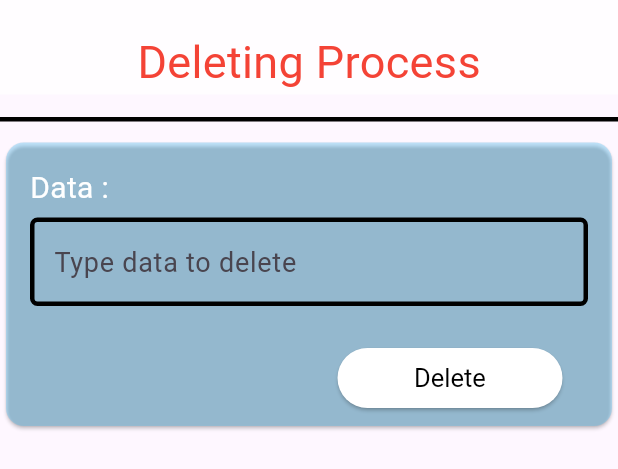
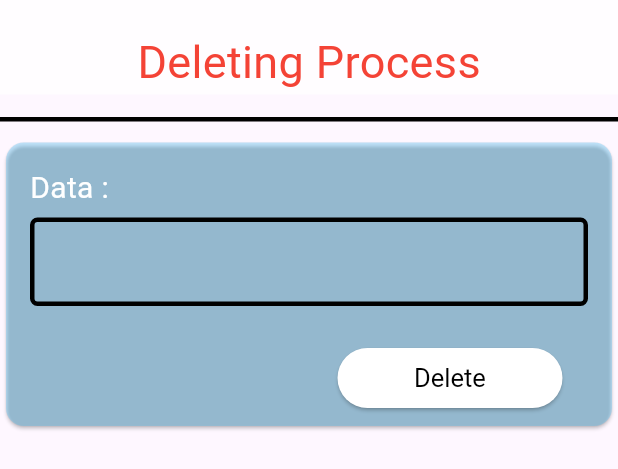
Before and after one commit to AhmetEminSaglik/SearchNode-ws-web, a Flutter app: the DeleteTab widget shown alone on an empty page, opened directly, on a phone screen of 412 x 824 dp. Shown: the top 469 px of the screen. Run offline on Flutter 3.47's test engine with Material 3 defaults, Android fonts, the phone set to English and light mode, and no system bars; our stand-ins replace get_it; network calls fail.

Commit message:
Custom card is created

```diff
--- /dev/null
+++ b/flutter_web_searchnode/lib/product/custom_card.dart
@@ -0,0 +1,23 @@
+import 'package:flutter/material.dart';
+import 'package:flutter_web_searchnode/tools/CustomColors.dart';
+
+/*getCustomCard({required Widget child}) {
+  return Card(
+    color: CustomColors.opacityLightBlue,
+    child: child,
+  );
+}*/
+
+class CustomCard extends StatelessWidget {
+  final Widget child;
+
+  CustomCard({required this.child});
+
+  @override
+  Widget build(BuildContext context) {
+    return Card(
+      color: CustomColors.opacityLightBlue,
+      child: child,
+    );
+  }
+}
--- a/flutter_web_searchnode/lib/product/custom_edittext_with_title.dart
+++ b/flutter_web_searchnode/lib/product/custom_edit_text_with_title.dart
@@ -27,7 +27,7 @@ Widget CustomTextField({required TextEditingController controller, String hintTe
       focusedBorder: OutlineInputBorder(
           borderRadius: BorderRadius.circular(_borderRadious),
           borderSide:
-              const BorderSide(width: _borderWidth, color: Colors.blue)),
+              const BorderSide(width: _borderWidth, color: Colors.white)),
       enabledBorder: OutlineInputBorder(
           borderRadius: BorderRadius.circular(_borderRadious),
           borderSide:
--- a/flutter_web_searchnode/lib/product/custom_text_style.dart
+++ b/flutter_web_searchnode/lib/product/custom_text_style.dart
@@ -1,7 +1,8 @@
 import 'package:flutter/material.dart';
+import 'package:flutter_web_searchnode/tools/CustomColors.dart';
 
 TextStyle CustomTextStyleForInput() {
-  return TextStyle(fontSize: 18);
+  return TextStyle(fontSize: 18,color: CustomColors.white);
 }
 
 TextStyle CustomTextStyleForResultMsg(/*bool success*/) {
--- a/flutter_web_searchnode/lib/tools/CustomColors.dart
+++ b/flutter_web_searchnode/lib/tools/CustomColors.dart
@@ -2,6 +2,7 @@ import 'package:flutter/material.dart';
 
 class CustomColors {
   static Color opacityLightBlue = Colors.lightBlueAccent.withOpacity(0.3);
-  static Color opacityWhite = Colors.white.withOpacity(0.8);
+  static Color opacityWhite = Colors.white.withOpacity(0.7);
+  static Color white = Colors.white;
 
 }
--- a/flutter_web_searchnode/lib/view/home_page_view.dart
+++ b/flutter_web_searchnode/lib/view/home_page_view.dart
@@ -154,10 +154,6 @@ class TrianglePainter extends CustomPainter {
     canvas.drawPath(path, paint);
   }
 
-  double getBottomHeightOfTriange(double val) {
-    return val * (-2.37);
-  }
-
   @override
   bool shouldRepaint(CustomPainter oldDelegate) {
     return false;
--- a/flutter_web_searchnode/lib/view/process/delete_tab_view.dart
+++ b/flutter_web_searchnode/lib/view/process/delete_tab_view.dart
@@ -1,6 +1,7 @@
 import 'package:flutter/material.dart';
+import 'package:flutter_web_searchnode/product/custom_card.dart';
 import 'package:flutter_web_searchnode/product/custom_common_tab_widget.dart';
-import 'package:flutter_web_searchnode/product/custom_edittext_with_title.dart';
+import 'package:flutter_web_searchnode/product/custom_edit_text_with_title.dart';
 import 'package:flutter_web_searchnode/product/custom_location.dart';
 import 'package:flutter_web_searchnode/product/custom_text_style.dart';
 import 'package:flutter_web_searchnode/product/space_tools.dart';
@@ -14,7 +15,7 @@ class DeleteTab extends StatelessWidget {
     return Column(
       children: [
         Container(
-            color: Colors.white.withOpacity(0.8),
+            color:CustomColors.opacityWhite,
             child: CustomTabTitle(text: "Deleting Process", color: Colors.red)),
         HeightSpace(15),
         CustomDivider(),
@@ -49,14 +50,12 @@ class DeleteTab extends StatelessWidget {
   Widget _getDeleteCard(BuildContext context) {
     DeleteTabViewModel vm =
         Provider.of<DeleteTabViewModel>(context, listen: false);
-    return Card(
-      color: CustomColors.opacityLightBlue,
-      child: Column(
+    return CustomCard(child:Column(
       children: [
         InputFieldWithTitle(
             title: "Data",
             controller: vm.txtEditController,
-              hintText: "Type data to delete"),
+            /*hintText: "Type data to delete"*/),
         CustomButtonLocation_BottomRight(CustomElevatedButton(
             text: "Delete",
             function: () async {
@@ -64,7 +63,6 @@ class DeleteTab extends StatelessWidget {
             })),
         _getResultMsg(),
       ],
-      ),
-    );
+    ));
   }
 }
--- a/flutter_web_searchnode/lib/view/process/process_area_view.dart
+++ b/flutter_web_searchnode/lib/view/process/process_area_view.dart
@@ -1,4 +1,5 @@
 import 'package:flutter/material.dart';
+import 'package:flutter_web_searchnode/tools/CustomColors.dart';
 import 'package:flutter_web_searchnode/view/process/delete_tab_view.dart';
 import 'package:flutter_web_searchnode/view/process/save_tab_view.dart';
 import 'package:flutter_web_searchnode/view/process/update_tab_view.dart';
@@ -15,7 +16,7 @@ class ProcessArea extends StatelessWidget {
             toolbarHeight: 0,
             leading: null,
             automaticallyImplyLeading: false,
-            backgroundColor: Colors.white.withOpacity(0.8),
+            backgroundColor: CustomColors.opacityWhite,
             bottom: TabBar(
               // indicatorColor: Colors.red,
               // labelColor: Colors.red,
--- a/flutter_web_searchnode/lib/view/process/update_tab_view.dart
+++ b/flutter_web_searchnode/lib/view/process/update_tab_view.dart
@@ -1,7 +1,8 @@
 import 'package:flutter/material.dart';
 import 'package:flutter_web_searchnode/model/UpdateTabCard.dart';
+import 'package:flutter_web_searchnode/product/custom_card.dart';
 import 'package:flutter_web_searchnode/product/custom_common_tab_widget.dart';
-import 'package:flutter_web_searchnode/product/custom_edittext_with_title.dart';
+import 'package:flutter_web_searchnode/product/custom_edit_text_with_title.dart';
 import 'package:flutter_web_searchnode/product/custom_location.dart';
 import 'package:flutter_web_searchnode/product/custom_text_style.dart';
 import 'package:flutter_web_searchnode/product/space_tools.dart';
@@ -36,7 +37,7 @@ class _UpdateTabState extends State<UpdateTab> {
       shrinkWrap: true,
       children: [
         Container(
-            color: Colors.white.withOpacity(0.8),
+            color:CustomColors.opacityWhite,
             child: CustomTabTitle(text: "Update Process", color: Colors.green)),
         HeightSpace(15),
         CustomDivider(),
@@ -70,8 +71,7 @@ class _UpdateTabState extends State<UpdateTab> {
         shrinkWrap: true,
         itemCount: customCardList.length,
         itemBuilder: (context, index) {
-          return Card(
-            color: CustomColors.opacityLightBlue,
+          return CustomCard(
               child: ClipRRect(
             borderRadius: BorderRadius.circular(10),
             child: ExpansionTile(
@@ -79,10 +79,10 @@ class _UpdateTabState extends State<UpdateTab> {
               // collapsedBackgroundColor: Colors.red,
               collapsedIconColor: Colors.white,
               // backgroundColor: Colors.lightBlue.withOpacity(0.2),
-                collapsedShape: Border.fromBorderSide(
-                    BorderSide(color: Colors.transparent)),
-                shape: Border.fromBorderSide(
-                    BorderSide(color: Colors.transparent)),
+              collapsedShape:
+                  Border.fromBorderSide(BorderSide(color: Colors.transparent)),
+              shape:
+                  Border.fromBorderSide(BorderSide(color: Colors.transparent)),
               title: customCardList[index].getCard(),
               onExpansionChanged: (bool value) {
                 setState(() {
@@ -90,8 +90,7 @@ class _UpdateTabState extends State<UpdateTab> {
                 });
               },
             ),
-            ),
-          );
+          ));
         });
   }
 
@@ -114,20 +113,19 @@ class _UpdateTabState extends State<UpdateTab> {
         Provider.of<UpdateExplanationViewModel>(context, listen: false);
     return Column(
       children: [
-        _getCardText(
-            text: textUpdateExplanation, textColor: Colors.white),
+        _getCardText(text: textUpdateExplanation, textColor: Colors.white),
         InputFieldWithTitle(
             title: "Data",
             controller: vm.dataController,
-            hintText: "Type data of explanation to update"),
+            hintText: "Example : AES"),
         InputFieldWithTitle(
             title: "Current Explanation",
             controller: vm.oldExplanationController,
-            hintText: "Type current explanation will be updated"),
+            hintText: "Example : Ahmet Emin SAGLIK"),
         InputFieldWithTitle(
             title: "New Explanation",
             controller: vm.newExplanationController,
-            hintText: "Type new explanation"),
+            hintText: "Java & Flutter Developer"),
         Padding(
           padding: const EdgeInsets.only(bottom: 10),
           child: CustomButtonLocation_BottomRight(CustomElevatedButton(
@@ -146,18 +144,17 @@ class _UpdateTabState extends State<UpdateTab> {
         Provider.of<UpdateCharsViewModel>(context, listen: false);
     return Column(
       children: [
-        _getCardText(
-            text: textUpdateCharacter, textColor: Colors.white),
+        _getCardText(text: textUpdateCharacter, textColor: Colors.white),
         InputFieldWithTitle(
             // title: "Character to put next ",
             title: "Referance Char ",
             controller: vm.charToNextController,
-            hintText: "Type data of explanation to update",
+            hintText: "Example : a",
             maxLength: 1),
         InputFieldWithTitle(
             title: "Character list to update",
             controller: vm.charListController,
-            hintText: "Type data of explanation to update"),
+            hintText: "Example : abcd"),
         CustomButtonLocation_BottomRight(CustomElevatedButton(
             text: "Update",
             function: () {
@@ -173,12 +170,11 @@ class _UpdateTabState extends State<UpdateTab> {
         Provider.of<ResetCharViewModel>(context, listen: false);
     return Column(
       children: [
-        _getCardText(
-            text: textResetCharacter, textColor: Colors.white),
+        _getCardText(text: textResetCharacter, textColor: Colors.white),
         InputFieldWithTitle(
             title: "Character list",
             controller: vm.charListController,
-            hintText: "Type characters to reset : abcd"),
+            hintText: "Example : abcd"),
         CustomButtonLocation_BottomRight(CustomElevatedButton(
             text: "Reset",
             function: () {
```
Also changed, not shown: flutter_web_searchnode/lib/view/process/save_tab_view.dart (+5 -6 lines). Lines whose indentation alone changed are shown as unchanged.
